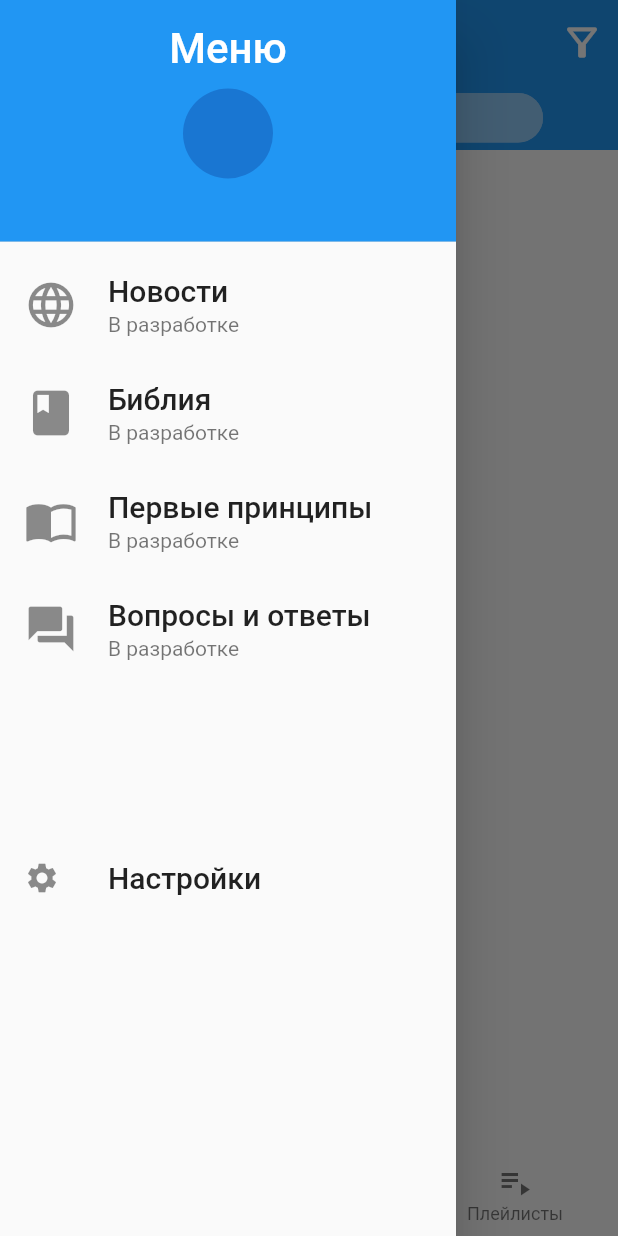
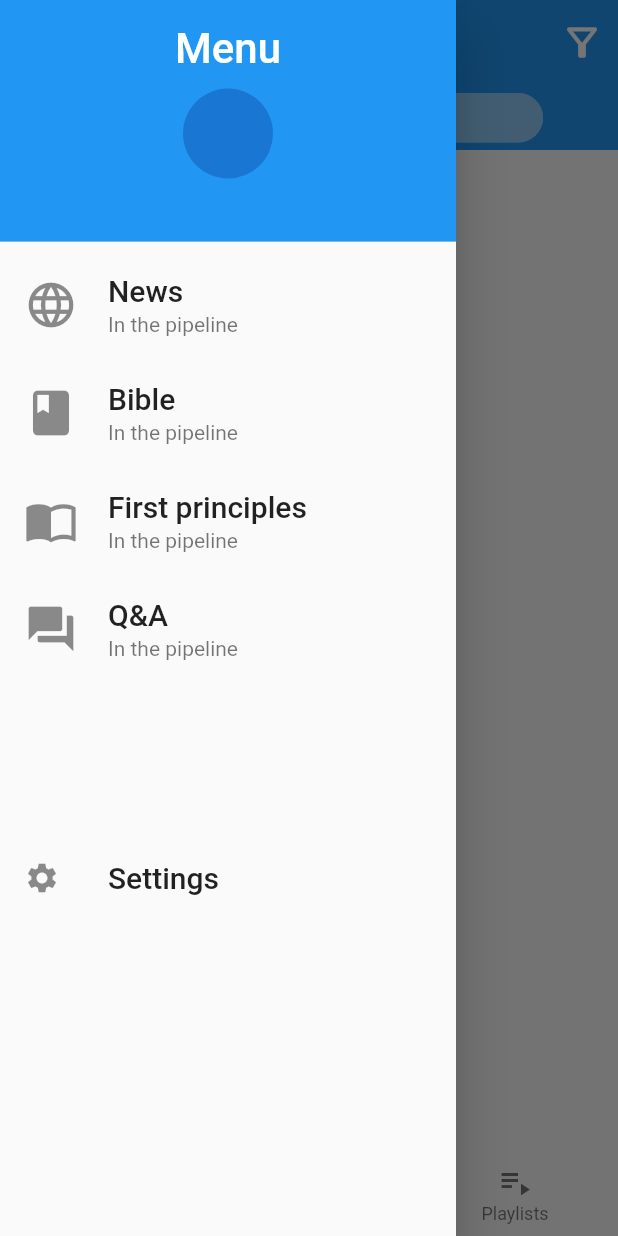
Before and after one commit to SergiiMytakii/ICOC--flutter, a Flutter app: the screen it shows after launch, with the side drawer open, on a phone screen of 412 x 824 dp. Run offline on Flutter 3.47's test engine with Material 2 defaults, Android fonts, the phone set to English and light mode, and no system bars; our stand-ins replace adaptive_theme, cloud_firestore, easy_localization, firebase_core, flutter_spinkit, shared_preferences; accounts and stored records are empty; generated files the repository leaves out were written again.

Commit message:
set localisation

```diff
--- /dev/null
+++ b/l10n.yaml
@@ -0,0 +1,3 @@
+arb-dir: lib/l10n
+template-arb-file: app_en.arb
+output-localization-file: app_localizations.dart
--- /dev/null
+++ b/lib/globals.dart
@@ -0,0 +1,3 @@
+library globals;
+
+String currentLanguage = '';
--- a/lib/l10n/intl_ru.arb
+++ b/lib/l10n/app_ru.arb
@@ -11,5 +11,7 @@
   "drawer_settings": "Настройки",
   "bottom_navigation_bar_list": "Все песни",
   "bottom_navigation_bar_favorites": "Избранное",
-  "bottom_navigation_bar_playlists": "Плейлисты"
+  "bottom_navigation_bar_playlists": "Плейлисты",
+  "app_bar_settings": "Настройки",
+    "settings_dark_theme": "Изменить тему приложения"
 }
--- a/lib/menu/my_drawer.dart
+++ b/lib/menu/my_drawer.dart
@@ -1,6 +1,6 @@
-import 'package:Projects/generated/l10n.dart';
 import 'package:Projects/services/database.dart';
 import 'package:Projects/settings/general_settings.dart';
+import 'package:easy_localization/easy_localization.dart';
 import 'package:flutter/cupertino.dart';
 import 'package:flutter/material.dart';
 
@@ -17,7 +17,7 @@ class MyDrawer extends StatelessWidget {
           child: Column(
             children: [
               Text(
-                S.of(context)!.drawer_menu,
+                'drawer_menu'.tr().toString(),
                 style: TextStyle(
                   color: Colors.white,
                   fontSize: 28,
@@ -38,10 +38,10 @@ class MyDrawer extends StatelessWidget {
             size: 36,
           ),
           title: Text(
-            S.of(context)!.drawer_news,
+            'drawer_news'.tr().toString(),
             style: TextStyle(fontSize: 20),
           ),
-          subtitle: Text(S.of(context)!.drawer_in_development),
+          subtitle: Text('drawer_in_development'.tr().toString()),
           onTap: () async {
             await DatabaseService().updateSongTest();
           },
@@ -52,10 +52,10 @@ class MyDrawer extends StatelessWidget {
             size: 36,
           ),
           title: Text(
-            S.of(context)!.drawer_bible,
+            'drawer_bible'.tr().toString(),
             style: TextStyle(fontSize: 20),
           ),
-          subtitle: Text(S.of(context)!.drawer_in_development),
+          subtitle: Text('drawer_in_development'.tr().toString()),
         ),
         ListTile(
           leading: Icon(
@@ -63,10 +63,10 @@ class MyDrawer extends StatelessWidget {
             size: 36,
           ),
           title: Text(
-            S.of(context)!.drawer_first_principles,
+            'drawer_first_principles'.tr().toString(),
             style: TextStyle(fontSize: 20),
           ),
-          subtitle: Text(S.of(context)!.drawer_in_development),
+          subtitle: Text('drawer_in_development'.tr().toString()),
         ),
         ListTile(
           leading: Icon(
@@ -74,10 +74,10 @@ class MyDrawer extends StatelessWidget {
             size: 36,
           ),
           title: Text(
-            S.of(context)!.drawer_q_and_a,
+            'drawer_q_and_a'.tr().toString(),
             style: TextStyle(fontSize: 20),
           ),
-          subtitle: Text(S.of(context)!.drawer_in_development),
+          subtitle: Text('drawer_in_development'.tr().toString()),
         ),
         SizedBox(
           height: 100,
@@ -85,7 +85,7 @@ class MyDrawer extends StatelessWidget {
         ListTile(
           leading: Icon(Icons.settings),
           title: Text(
-            S.of(context)!.drawer_settings,
+            'drawer_settings'.tr().toString(),
             style: TextStyle(fontSize: 20),
           ),
           onTap: () {
--- a/lib/song_book/main.dart
+++ b/lib/song_book/main.dart
@@ -1,37 +1,77 @@
-import 'package:Projects/generated/l10n.dart';
 import 'package:Projects/song_book/screens/song_book.dart';
 import 'package:Projects/theme.dart';
 import 'package:adaptive_theme/adaptive_theme.dart';
+import 'package:easy_localization/easy_localization.dart';
 import 'package:firebase_core/firebase_core.dart';
 import 'package:flutter/material.dart';
-import 'package:flutter_localizations/flutter_localizations.dart';
+import 'package:intl/intl.dart';
+
+import '../globals.dart';
 
 void main() async {
   WidgetsFlutterBinding.ensureInitialized();
+  //findSystemLocale();
+  await EasyLocalization.ensureInitialized();
+
   await Firebase.initializeApp().whenComplete(() {
     print("completed");
   });
 
-  runApp(MyApp());
+  runApp(EasyLocalization(
+      supportedLocales: [
+        Locale('en', 'US'),
+        Locale('ru', 'RU'),
+        Locale('uk', 'UK')
+      ],
+      path:
+          'assets/translations', // <-- change the path of the translation files
+      fallbackLocale: Locale('en', 'US'),
+      child: MyApp()));
 }
 
-class MyApp extends StatelessWidget {
+class MyApp extends StatefulWidget {
+  @override
+  _MyAppState createState() => _MyAppState();
+}
+
+class _MyAppState extends State<MyApp> {
   @override
   Widget build(BuildContext context) {
+    currentLanguage = Intl.systemLocale.substring(0, 2);
+
+    //print(currentLanguage);
+
+    // void changeLang(String newLanguage) {
+    //   setState(() {
+    //     currentLanguage = newLaguage;
+    //   });
+    // }
+
     return AdaptiveTheme(
       initial: AdaptiveThemeMode.system,
       light: myLightTheme,
       dark: myDarkTheme,
       builder: (light, dark) => MaterialApp(
+        //locale: Locale.fromSubtags(languageCode: currentLanguage),
         theme: light,
         darkTheme: dark,
-        localizationsDelegates: [
-          S.delegate,
-          GlobalMaterialLocalizations.delegate,
-          GlobalWidgetsLocalizations.delegate,
-          GlobalCupertinoLocalizations.delegate,
-        ],
-        supportedLocales: S.delegate.supportedLocales,
+        localizationsDelegates: context.localizationDelegates,
+        supportedLocales: context.supportedLocales,
+        locale: context.locale,
+
+        // [
+        //
+        //   GlobalMaterialLocalizations.delegate,
+        //   GlobalWidgetsLocalizations.delegate,
+        //   GlobalCupertinoLocalizations.delegate,
+        //   AppLocalizations.delegate
+        // ],
+
+        // supportedLocales: [
+        //   Locale('en', 'EN'),
+        //   Locale('ru', 'RU'),
+        //   Locale('uk', 'UK')
+        // ],
         title: 'ICOC',
         home: SongBook(),
       ),
--- a/lib/song_book/screens/favorites.dart
+++ b/lib/song_book/screens/favorites.dart
@@ -1,5 +1,5 @@
-import 'package:Projects/generated/l10n.dart';
 import 'package:Projects/song_book/widgets/bottom_navigation_bar.dart';
+import 'package:easy_localization/easy_localization.dart';
 import 'package:flutter/material.dart';
 
 class Favorites extends StatelessWidget {
@@ -10,7 +10,7 @@ class Favorites extends StatelessWidget {
     return Scaffold(
       bottomNavigationBar: MyBottomNavigationBar(numberOfPage),
       appBar: AppBar(
-        title: Text(S.of(context)!.bottom_navigation_bar_favorites),
+        title: Text('bottom_navigation_bar_favorites').tr(),
         centerTitle: true,
       ),
       body: Container(
--- a/lib/song_book/screens/playlists.dart
+++ b/lib/song_book/screens/playlists.dart
@@ -1,5 +1,5 @@
-import 'package:Projects/generated/l10n.dart';
 import 'package:Projects/song_book/widgets/bottom_navigation_bar.dart';
+import 'package:easy_localization/easy_localization.dart';
 import 'package:flutter/material.dart';
 
 class Playlists extends StatelessWidget {
@@ -11,7 +11,7 @@ class Playlists extends StatelessWidget {
       bottomNavigationBar: MyBottomNavigationBar(numberOfPage),
       appBar: AppBar(
         centerTitle: true,
-        title: Text(S.of(context)!.bottom_navigation_bar_playlists),
+        title: Text('bottom_navigation_bar_playlists').tr(),
       ),
       body: Container(
         child: Center(child: Text('в разработке')),
--- a/lib/song_book/screens/song_book.dart
+++ b/lib/song_book/screens/song_book.dart
@@ -1,10 +1,10 @@
-import 'package:Projects/generated/l10n.dart';
 import 'package:Projects/menu/my_drawer.dart';
 import 'package:Projects/services/database.dart';
 import 'package:Projects/song_book/models/song.dart';
 import 'package:Projects/song_book/widgets/bottom_navigation_bar.dart';
 import 'package:Projects/song_book/widgets/bottom_sheet_filter.dart';
 import 'package:Projects/song_book/widgets/song_list.dart';
+import 'package:easy_localization/easy_localization.dart';
 import 'package:flutter/cupertino.dart';
 import 'package:flutter/material.dart';
 import 'package:provider/provider.dart';
@@ -28,7 +28,7 @@ class SongBook extends StatelessWidget {
               SliverAppBar(
                 primary: true,
                 title: Text(
-                  S.of(context)!.app_bar_title,
+                  'app_bar_title'.tr(),
                   style: TextStyle(fontSize: 28),
                 ),
                 titleTextStyle: TextStyle(fontSize: 18),
@@ -40,7 +40,7 @@ class SongBook extends StatelessWidget {
                       Icons.filter_alt_outlined,
                       size: 30,
                     ),
-                    tooltip: S.of(context)!.Icon_button_actions_app_bar_filter,
+                    tooltip: 'icon_button_actions_app_bar_filter'.tr(),
                     onPressed: () {
                       showModalBottomSheet(
                           context: context,
@@ -91,7 +91,8 @@ class SongBook extends StatelessWidget {
 
                           prefixIcon: Icon(Icons.search),
                           //border: InputBorder.none,
-                          hintText: S.of(context)!.hint_search_field_in_app_bar,
+                          hintText:
+                              'hint_search_field_in_app_bar'.tr().toString(),
                         ),
                       ),
                     ),
--- a/lib/song_book/screens/song_screen.dart
+++ b/lib/song_book/screens/song_screen.dart
@@ -19,11 +19,6 @@ class SongScreen extends StatelessWidget {
       child: Scaffold(
         bottomNavigationBar: MyBottomNavigationBar(0),
         appBar: AppBar(
-          title: Text(
-            //Then we should find out with language
-            song.title!['ru'],
-            style: TextStyle(fontSize: 26),
-          ),
           bottom: TabBar(
             isScrollable: true,
             tabs: [
@@ -62,6 +57,7 @@ class SongScreen extends StatelessWidget {
           children: [
             for (final item in tabItemsSongs)
               SongTextOnSongScreen(
+                  title: song.title![item],
                   textVersion: song.text![item],
                   description: song.description![item]),
             for (final item in tabItemsChords)
--- a/lib/song_book/widgets/bottom_navigation_bar.dart
+++ b/lib/song_book/widgets/bottom_navigation_bar.dart
@@ -1,8 +1,9 @@
-import 'package:Projects/generated/l10n.dart';
+import 'package:flutter_gen/gen_l10n/app_localizations.dart';
 import 'package:Projects/song_book/screens/favorites.dart';
 import 'package:Projects/song_book/screens/playlists.dart';
 import 'package:Projects/song_book/screens/song_book.dart';
 import 'package:flutter/material.dart';
+import 'package:easy_localization/easy_localization.dart';
 
 class MyBottomNavigationBar extends StatefulWidget {
   int numberOfPage;
@@ -30,15 +31,15 @@ class _MyBottomNavigationBarState extends State<MyBottomNavigationBar> {
       },
       items: [
         BottomNavigationBarItem(
-          label: S.of(context)!.bottom_navigation_bar_list,
+          label: 'bottom_navigation_bar_list'.tr().toString(),
           icon: Icon(Icons.queue_music),
         ),
         BottomNavigationBarItem(
-          label: S.of(context)!.bottom_navigation_bar_favorites,
+          label: 'bottom_navigation_bar_favorites'.tr().toString(),
           icon: Icon(Icons.favorite),
         ),
         BottomNavigationBarItem(
-          label: S.of(context)!.bottom_navigation_bar_playlists,
+          label: 'bottom_navigation_bar_playlists'.tr().toString(),
           icon: Icon(Icons.playlist_play),
         ),
       ],
--- a/lib/song_book/widgets/song_text_on_song_screen.dart
+++ b/lib/song_book/widgets/song_text_on_song_screen.dart
@@ -14,7 +14,7 @@ class SongTextOnSongScreen extends StatelessWidget {
       child: Column(
         children: [
           Text(
-            title ?? 'here should be a title',
+            title ?? '',
             textAlign: TextAlign.center,
             style: TextStyle(fontSize: 28),
           ),
@@ -22,7 +22,7 @@ class SongTextOnSongScreen extends StatelessWidget {
             alignment: Alignment.topRight,
             margin: EdgeInsets.symmetric(vertical: 7),
             child: Text(
-              description ?? 'here should be description',
+              description ?? '',
               style: TextStyle(
                 fontWeight: FontWeight.bold,
               ),
@@ -30,7 +30,7 @@ class SongTextOnSongScreen extends StatelessWidget {
           ),
           SizedBox(height: 10),
           Text(
-            textVersion ?? 'here should be a text of song',
+            textVersion ?? '',
             textAlign: TextAlign.center,
             style: TextStyle(fontSize: 18),
           ),
```
Also changed, not shown: assets/translations/en-US.json (added, +23 -0 lines), assets/translations/ru-RU.json (added, +23 -0 lines), assets/translations/uk-UK.json (added, +23 -0 lines), lib/settings/general_settings.dart (+65 -3 lines), lib/settings/language_settings.dart (added, +9 -0 lines), lib/song_book/widgets/bottom_sheet_filter.dart (+9 -8 lines), pubspec.yaml (+10 -3 lines).
